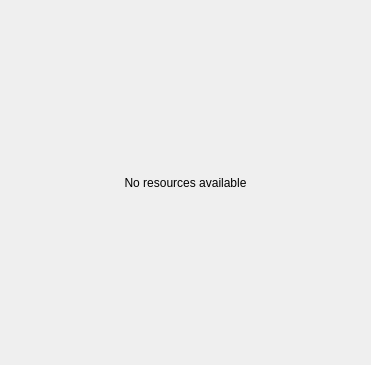
Before: the Qt Designer form trunk/Tools/EGE Editor Plugins/ResouceLibraryPlugin/resourcelibrary.ui in EnmaniacSoftware/ege, drawn with Qt 5.
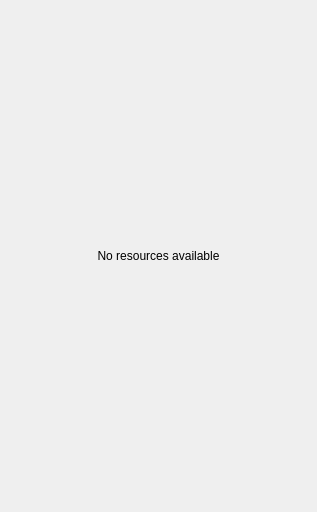
After: the same form once the commit is applied.

```diff
--- a/trunk/Tools/EGE Editor Plugins/ResouceLibraryPlugin/resourcelibrary.ui
+++ b/trunk/Tools/EGE Editor Plugins/ResouceLibraryPlugin/resourcelibrary.ui
@@ -6,8 +6,8 @@
    <rect>
     <x>0</x>
     <y>0</y>
-    <width>371</width>
-    <height>365</height>
+    <width>317</width>
+    <height>512</height>
    </rect>
   </property>
   <property name="contextMenuPolicy">
```
